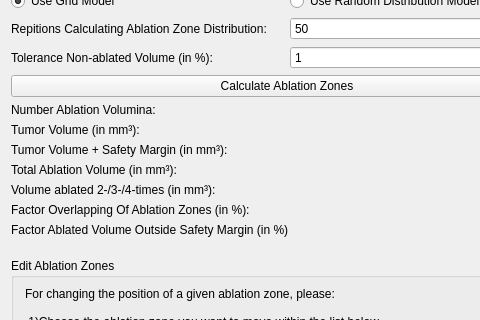
The window that Plugins/org.mitk.gui.qt.ablationplanning/src/internal/QmitkAblationPlanningViewControls.ui (alaansheikhani/MITK) describes before a commit, drawn with Qt 5; both pictures show x 0 to 480 and y 202 to 522 of the 574 by 721 pixel window.
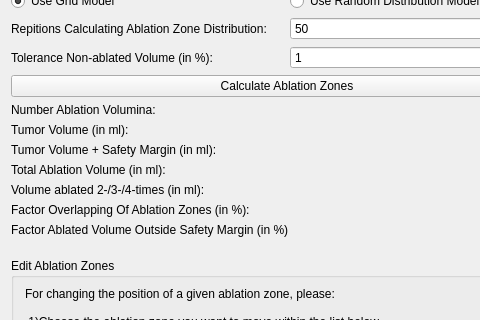
The same window after the commit. Icons and pictures are not drawn. Custom widgets are drawn as their Qt base class.

Commit message: Changed the unit of calculated volumes from mm^3 to ml

Diff of the .ui file:
```diff
--- a/Plugins/org.mitk.gui.qt.ablationplanning/src/internal/QmitkAblationPlanningViewControls.ui
+++ b/Plugins/org.mitk.gui.qt.ablationplanning/src/internal/QmitkAblationPlanningViewControls.ui
@@ -248,14 +248,14 @@
      <item row="1" column="0">
       <widget class="QLabel" name="tumorVolumeLabel">
        <property name="text">
-        <string>Tumor Volume (in mm³):</string>
+        <string>Tumor Volume (in ml):</string>
        </property>
       </widget>
      </item>
      <item row="2" column="0">
       <widget class="QLabel" name="tumorAndMarginVolumeLabel">
        <property name="text">
-        <string>Tumor Volume + Safety Margin (in mm³):</string>
+        <string>Tumor Volume + Safety Margin (in ml):</string>
        </property>
       </widget>
      </item>
@@ -275,7 +275,7 @@
      <item row="3" column="0">
       <widget class="QLabel" name="ablationVolumeLabel">
        <property name="text">
-        <string>Total Ablation Volume (in mm³):</string>
+        <string>Total Ablation Volume (in ml):</string>
        </property>
       </widget>
      </item>
@@ -295,7 +295,7 @@
      <item row="4" column="0">
       <widget class="QLabel" name="volumeAblatedTwoAndMoreLabel">
        <property name="text">
-        <string>Volume ablated 2-/3-/4-times (in mm³):</string>
+        <string>Volume ablated 2-/3-/4-times (in ml):</string>
        </property>
       </widget>
      </item>
```
The commit also changes 1 other file.
